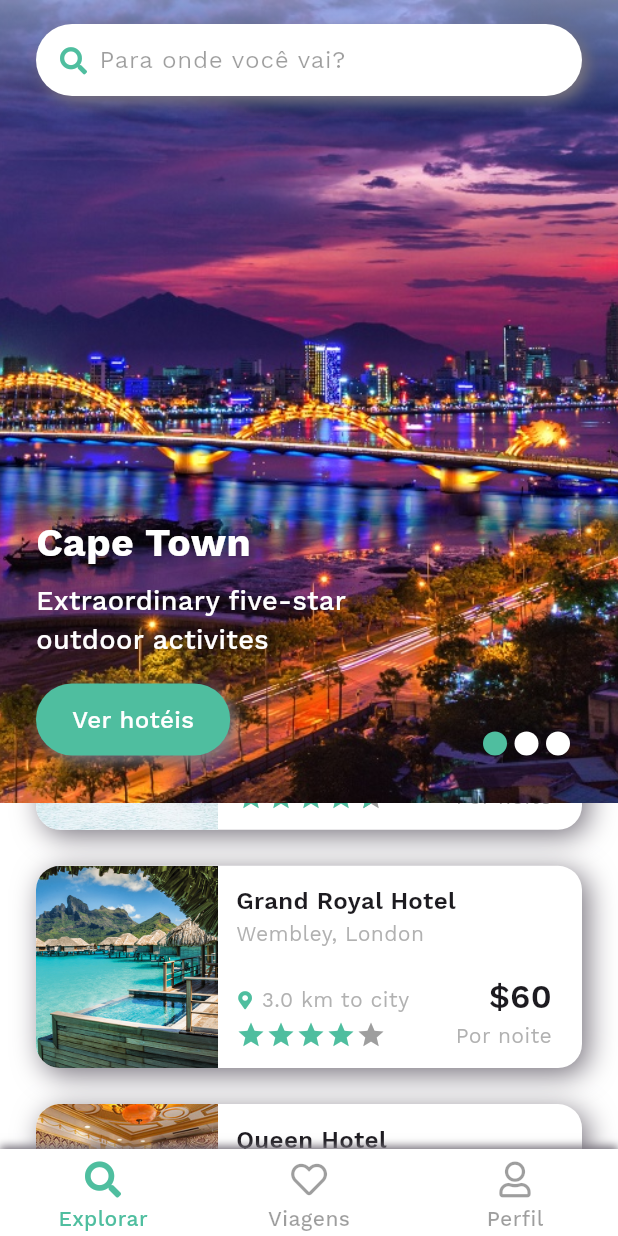
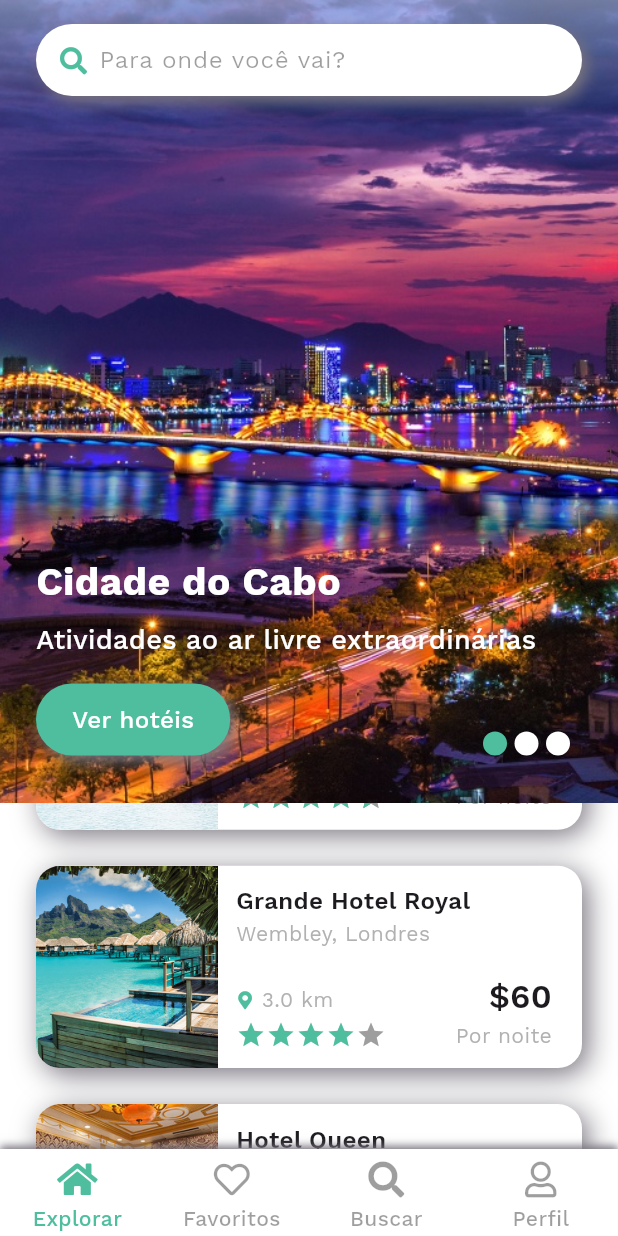
Before and after one commit to oDerikHJ/HotelPraHoje, a Flutter app: the DashboardPage screen opened by its route, scrolled down 576 dp, on a phone screen of 412 x 824 dp. Run offline on Flutter 3.47's test engine with Material 3 defaults, Android fonts, the phone set to English and light mode, and no system bars; drawn by our look-alikes of flutter_rating_bar, smooth_page_indicator; our stand-ins replace font_awesome_flutter; accounts and stored records are empty.

Commit message:
home changes

```diff
--- a/lib/modules/_common/entity/slider_entity.dart
+++ b/lib/modules/_common/entity/slider_entity.dart
@@ -7,38 +7,38 @@ class SliderData {
 
   static List<SliderData> introSliderData = [
     SliderData(
-      titleText: 'Plan your trips',
-      subText: 'book one of your unique hotel to\nescape the ordinary',
+      titleText: 'Planeje suas viagens',
+      subText: 'reserve um dos nossos hotéis exclusivos para\nfugir do comum',
       assetsImage: 'assets/images/introduction1.png',
     ),
     SliderData(
-      titleText: 'Find best deals',
+      titleText: 'Encontre as melhores ofertas',
       subText:
-          'Find deals for any season from cosy\ncountry homes to city flats',
+          'Encontre ofertas para qualquer estação, de aconchegantes\ncasas de campo a apartamentos na cidade',
       assetsImage: 'assets/images/introduction2.png',
     ),
     SliderData(
-      titleText: 'Best travelling all time',
+      titleText: 'Melhores viagens de todos os tempos',
       subText:
-          'Find deals for any season from cosy\ncountry homes to city flats',
+          'Encontre ofertas para qualquer estação, de aconchegantes\ncasas de campo a apartamentos na cidade',
       assetsImage: 'assets/images/introduction3.png',
     )
   ];
 
   static List<SliderData> exploreSliderData = [
     SliderData(
-      titleText: 'Cape Town',
-      subText: 'Extraordinary five-star\noutdoor activites',
+      titleText: 'Cidade do Cabo',
+      subText: 'Atividades ao ar livre extraordinárias',
       assetsImage: 'assets/images/explore_2.jpg',
     ),
     SliderData(
-      titleText: 'Find best deals',
-      subText: 'Extraordinary five-star\noutdoor activites',
+      titleText: 'Encontre as melhores ofertas',
+      subText: 'Atividades ao ar livre extraordinárias',
       assetsImage: 'assets/images/explore_1.jpg',
     ),
     SliderData(
-      titleText: 'Find best deals',
-      subText: 'Extraordinary five-star\noutdoor activites',
+      titleText: 'Encontre as melhores ofertas',
+      subText: 'Atividades ao ar livre extraordinárias',
       assetsImage: 'assets/images/explore_3.jpg',
     )
   ];
--- a/lib/modules/dashboard/presentation/pages/dashboard_page.dart
+++ b/lib/modules/dashboard/presentation/pages/dashboard_page.dart
@@ -1,6 +1,5 @@
 import 'package:flutter/material.dart';
 import 'package:font_awesome_flutter/font_awesome_flutter.dart';
-import 'package:motel/generated/l10n.dart';
 import 'package:motel/modules/_common/widget/selectable_title_widget.dart';
 import '../../../../app/ui/appTheme.dart';
 import '../../../explore/presentation/pages/explore_page.dart';
@@ -98,15 +97,16 @@ class _DashboardPageState extends State<DashboardPage>
           ),
         ],
       ),
+      child: SingleChildScrollView(
         child: Column(
           children: <Widget>[
             Row(
               children: <Widget>[
                 Expanded(
                   child: SelectableTitleWidget(
-                  title: S.of(context).explore,
+                    title: "Explorar",
                     showRoundedCornerRipple: false,
-                  drawable: Icon(FontAwesomeIcons.search),
+                    drawable: Icon(FontAwesomeIcons.home),
                     isSelected: tabType == BottomBarType.Explore,
                     onTap: () {
                       tabClick(BottomBarType.Explore);
@@ -115,7 +115,7 @@ class _DashboardPageState extends State<DashboardPage>
                 ),
                 Expanded(
                   child: SelectableTitleWidget(
-                  title: S.of(context).trips,
+                    title: "Favoritos",
                     showRoundedCornerRipple: false,
                     drawable: Icon(FontAwesomeIcons.heart),
                     isSelected: tabType == BottomBarType.Trips,
@@ -126,7 +126,18 @@ class _DashboardPageState extends State<DashboardPage>
                 ),
                 Expanded(
                   child: SelectableTitleWidget(
-                  title: S.of(context).profile,
+                    title: "Buscar",
+                    showRoundedCornerRipple: false,
+                    drawable: Icon(FontAwesomeIcons.search),
+                    isSelected: tabType == BottomBarType.Trips,
+                    onTap: () {
+                      tabClick(BottomBarType.Trips);
+                    },
+                  ),
+                ),
+                Expanded(
+                  child: SelectableTitleWidget(
+                    title: "Perfil",
                     showRoundedCornerRipple: false,
                     drawable: Icon(FontAwesomeIcons.user),
                     isSelected: tabType == BottomBarType.Profile,
@@ -142,6 +153,7 @@ class _DashboardPageState extends State<DashboardPage>
             )
           ],
         ),
+      ),
     );
   }
 }
--- a/lib/modules/hotel/domain/entities/hotel_entity.dart
+++ b/lib/modules/hotel/domain/entities/hotel_entity.dart
@@ -28,68 +28,68 @@ class HotelEntity {
   static List<HotelEntity> hotelList = [
     HotelEntity(
       imagePath: 'assets/images/hotel_1.jpg',
-      titleTxt: 'Grand Royal Hotel',
-      subTxt: 'Wembley, London',
+      titleTxt: 'Grande Hotel Royal',
+      subTxt: 'Wembley, Londres',
       dist: 2.0,
       reviews: 80,
       rating: 4.4,
       perNight: 180,
-      roomSizeTxt: '1 Room - 2 Adults',
+      roomSizeTxt: '1 Quarto',
       isSelected: true,
       dateTxt:
-          '${DateFormat("dd MMM").format(DateTime.now().add(Duration(days: 2)))} - ${DateFormat("dd MMM").format(DateTime.now().add(Duration(days: 8)))}',
+          '${DateFormat("dd 'de' MMM", 'pt_BR').format(DateTime.now().add(Duration(days: 2)))} - ${DateFormat("dd 'de' MMM", 'pt_BR').format(DateTime.now().add(Duration(days: 8)))}',
     ),
     HotelEntity(
       imagePath: 'assets/images/hotel_2.png',
-      titleTxt: 'Queen Hotel',
-      subTxt: 'Wembley, London',
+      titleTxt: 'Hotel Queen',
+      subTxt: 'Wembley, Londres',
       dist: 4.0,
       reviews: 74,
       rating: 4.5,
       perNight: 200,
-      roomSizeTxt: '1 Room - 3 Adults',
+      roomSizeTxt: '1 Quarto - 3 Adultos',
       isSelected: false,
       dateTxt:
-          '${DateFormat("dd MMM").format(DateTime.now().add(Duration(days: 1)))} - ${DateFormat("dd MMM").format(DateTime.now().add(Duration(days: 6)))}',
+          '${DateFormat("dd 'de' MMM", 'pt_BR').format(DateTime.now().add(Duration(days: 1)))} - ${DateFormat("dd 'de' MMM", 'pt_BR').format(DateTime.now().add(Duration(days: 6)))}',
     ),
     HotelEntity(
       imagePath: 'assets/images/hotel_3.png',
-      titleTxt: 'Grand Royal Hotel',
-      subTxt: 'Wembley, London',
+      titleTxt: 'Grande Hotel Royal',
+      subTxt: 'Wembley, Londres',
       dist: 3.0,
       reviews: 62,
       rating: 4.0,
       perNight: 60,
-      roomSizeTxt: '2 Room - 3 Adults',
+      roomSizeTxt: '2 Quartos - 3 Adultos',
       isSelected: false,
       dateTxt:
-          '${DateFormat("dd MMM").format(DateTime.now().add(Duration(days: 3)))} - ${DateFormat("dd MMM").format(DateTime.now().add(Duration(days: 4)))}',
+          '${DateFormat("dd 'de' MMM", 'pt_BR').format(DateTime.now().add(Duration(days: 3)))} - ${DateFormat("dd 'de' MMM", 'pt_BR').format(DateTime.now().add(Duration(days: 4)))}',
     ),
     HotelEntity(
       imagePath: 'assets/images/hotel_4.png',
-      titleTxt: 'Queen Hotel',
-      subTxt: 'Wembley, London',
+      titleTxt: 'Hotel Queen',
+      subTxt: 'Wembley, Londres',
       dist: 7.0,
       reviews: 90,
       rating: 4.4,
       perNight: 170,
       isSelected: false,
-      roomSizeTxt: '2R - 2A - 2C',
+      roomSizeTxt: '2 Quartos - 2 Adultos - 2 Crianças',
       dateTxt:
-          '${DateFormat("dd MMM").format(DateTime.now())} - ${DateFormat("dd MMM").format(DateTime.now().add(Duration(days: 2)))}',
+          '${DateFormat("dd 'de' MMM", 'pt_BR').format(DateTime.now())} - ${DateFormat("dd 'de' MMM", 'pt_BR').format(DateTime.now().add(Duration(days: 2)))}',
     ),
     HotelEntity(
       imagePath: 'assets/images/hotel_5.png',
-      titleTxt: 'Grand Royal Hotel',
-      subTxt: 'Wembley, London',
+      titleTxt: 'Grande Hotel Royal',
+      subTxt: 'Wembley, Londres',
       dist: 2.0,
       reviews: 240,
       rating: 4.5,
       isSelected: false,
       perNight: 200,
-      roomSizeTxt: '1 Room - 2 Children',
+      roomSizeTxt: '1 Quarto - 2 Crianças',
       dateTxt:
-          '${DateFormat("dd MMM").format(DateTime.now().add(Duration(days: 3)))} - ${DateFormat("dd MMM").format(DateTime.now().add(Duration(days: 5)))}',
+          '${DateFormat("dd 'de' MMM", 'pt_BR').format(DateTime.now().add(Duration(days: 3)))} - ${DateFormat("dd 'de' MMM", 'pt_BR').format(DateTime.now().add(Duration(days: 5)))}',
     ),
   ];
 
@@ -125,107 +125,109 @@ class HotelEntity {
       imagePath: 'assets/images/avatar1.jpg',
       titleTxt: 'Alexia Jane',
       subTxt:
-          'This is located in a great spot close to shops and bars, very quiet location',
+          'Este está localizado em um ótimo local perto de lojas e bares, local muito tranquilo',
       rating: 8.0,
-      dateTxt: 'Last update 21 May, 2019',
+      dateTxt: 'Última atualização 21 de maio de 2019',
     ),
     HotelEntity(
       imagePath: 'assets/images/avatar3.jpg',
       titleTxt: 'Jacky Depp',
       subTxt:
-          'Good staff, very comfortable bed, very quiet location, place could do with an update',
+          'Bom atendimento, cama muito confortável, local muito tranquilo, o lugar poderia ser atualizado',
       rating: 8.0,
-      dateTxt: 'Last update 21 May, 2019',
+      dateTxt: 'Última atualização 21 de maio de 2019',
     ),
     HotelEntity(
       imagePath: 'assets/images/avatar5.jpg',
       titleTxt: 'Alex Carl',
       subTxt:
-          'This is located in a great spot close to shops and bars, very quiet location',
+          'Este está localizado em um ótimo local perto de lojas e bares, local muito tranquilo',
       rating: 6.0,
-      dateTxt: 'Last update 21 May, 2019',
+      dateTxt: 'Última atualização 21 de maio de 2019',
     ),
     HotelEntity(
       imagePath: 'assets/images/avatar2.jpg',
       titleTxt: 'May June',
       subTxt:
-          'Good staff, very comfortable bed, very quiet location, place could do with an update',
+          'Bom atendimento, cama muito confortável, local muito tranquilo, o lugar poderia ser atualizado',
       rating: 9.0,
-      dateTxt: 'Last update 21 May, 2019',
+      dateTxt: 'Última atualização 21 de maio de 2019',
     ),
     HotelEntity(
       imagePath: 'assets/images/avatar4.jpg',
       titleTxt: 'Lesley Rivas',
       subTxt:
-          'This is located in a great spot close to shops and bars, very quiet location',
+          'Este está localizado em um ótimo local perto de lojas e bares, local muito tranquilo',
       rating: 8.0,
-      dateTxt: 'Last update 21 May, 2019',
+      dateTxt: 'Última atualização 21 de maio de 2019',
     ),
     HotelEntity(
       imagePath: 'assets/images/avatar6.jpg',
       titleTxt: 'Carlos Lasmar',
       subTxt:
-          'Good staff, very comfortable bed, very quiet location, place could do with an update',
+          'Bom atendimento, cama muito confortável, local muito tranquilo, o lugar poderia ser atualizado',
       rating: 7.0,
-      dateTxt: 'Last update 21 May, 2019',
+      dateTxt: 'Última atualização 21 de maio de 2019',
     ),
     HotelEntity(
       imagePath: 'assets/images/avatar7.jpg',
       titleTxt: 'Oliver Smith',
       subTxt:
-          'This is located in a great spot close to shops and bars, very quiet location',
+          'Este está localizado em um ótimo local perto de lojas e bares, local muito tranquilo',
       rating: 9.0,
-      dateTxt: 'Last update 21 May, 2019',
+      dateTxt: 'Última atualização 21 de maio de 2019',
     ),
+
   ];
 
   static List<HotelEntity> romeList = [
     HotelEntity(
       imagePath:
           'assets/images/room_1.jpg assets/images/room_2.jpg assets/images/room_3.jpg',
-      titleTxt: 'Deluxe Room',
+      titleTxt: 'Quarto Deluxe',
       perNight: 180,
-      dateTxt: 'Sleeps 3 people',
+      dateTxt: 'Acomoda 3 pessoas',
     ),
     HotelEntity(
       imagePath:
           'assets/images/room_4.jpg assets/images/room_5.jpg assets/images/room_6.jpg',
-      titleTxt: 'Premium Room',
+      titleTxt: 'Quarto Premium',
       perNight: 200,
-      dateTxt: 'Sleeps 3 people + 2 children',
+      dateTxt: 'Acomoda 3 pessoas + 2 crianças',
     ),
     HotelEntity(
       imagePath:
           'assets/images/room_7.jpg assets/images/room_8.jpg assets/images/room_9.jpg',
-      titleTxt: 'Queen Room',
+      titleTxt: 'Quarto Queen',
       perNight: 240,
-      dateTxt: 'Sleeps 4 people + 4 children',
+      dateTxt: 'Acomoda 4 pessoas + 4 crianças',
     ),
     HotelEntity(
       imagePath:
           'assets/images/room_10.jpg assets/images/room_11.jpg assets/images/room_12.jpg',
-      titleTxt: 'King Room',
+      titleTxt: 'Quarto King',
       perNight: 240,
-      dateTxt: 'Sleeps 4 people + 4 children',
+      dateTxt: 'Acomoda 4 pessoas + 4 crianças',
     ),
     HotelEntity(
       imagePath:
           'assets/images/room_11.jpg assets/images/room_1.jpg assets/images/room_2.jpg',
-      titleTxt: 'Hollywood Twin Room',
+      titleTxt: 'Quarto Hollywood Twin',
       perNight: 260,
-      dateTxt: 'Sleeps 4 people + 4 children',
+      dateTxt: 'Acomoda 4 pessoas + 4 crianças',
     ),
+
   ];
 
   static List<HotelEntity> hotelTypeList = [
     HotelEntity(
       imagePath: 'assets/images/hotel_Type_1.jpg',
-      titleTxt: 'Hotels',
+      titleTxt: 'Hotéis',
       isSelected: false,
     ),
     HotelEntity(
       imagePath: 'assets/images/hotel_Type_2.jpg',
-      titleTxt: 'Backpacker',
+      titleTxt: 'Albergue',
       isSelected: false,
     ),
     HotelEntity(
@@ -240,12 +242,12 @@ class HotelEntity {
     ),
     HotelEntity(
       imagePath: 'assets/images/hotel_Type_5.jpg',
-      titleTxt: 'Apartment',
+      titleTxt: 'Apartamento',
       isSelected: false,
     ),
     HotelEntity(
       imagePath: 'assets/images/hotel_Type_6.jpg',
-      titleTxt: 'Guest house',
+      titleTxt: 'Casa de hóspedes',
       isSelected: false,
     ),
     HotelEntity(
@@ -255,51 +257,53 @@ class HotelEntity {
     ),
     HotelEntity(
       imagePath: 'assets/images/hotel_Type_8.jpg',
-      titleTxt: 'Accommodation',
+      titleTxt: 'Acomodação',
       isSelected: false,
     ),
     HotelEntity(
       imagePath: 'assets/images/hotel_Type_9.jpg',
-      titleTxt: 'Bed & breakfast',
+      titleTxt: 'Cama e café da manhã',
       isSelected: false,
     ),
+
   ];
+
   static List<HotelEntity> lastsSearchesList = [
     HotelEntity(
       imagePath: 'assets/images/popular_4.jpg',
-      titleTxt: 'London',
-      subTxt: '1 Room - 2 Adults',
-      dateTxt: '12 - 22 Dec',
+      titleTxt: 'Londres',
+      subTxt: '1 Quarto - 2 Adultos',
+      dateTxt: '12 - 22 Dez',
     ),
     HotelEntity(
       imagePath: 'assets/images/popular_1.jpg',
       titleTxt: 'Paris',
-      subTxt: '2 Room - 4 Adults',
-      dateTxt: '12 - 24 Sep',
+      subTxt: '2 Quartos - 4 Adultos',
+      dateTxt: '12 - 24 Set',
     ),
     HotelEntity(
       imagePath: 'assets/images/city_3.jpg',
-      titleTxt: 'New York',
-      subTxt: '1 Room - 3 Adults',
-      dateTxt: '20 - 22 Sep',
+      titleTxt: 'Nova Iorque',
+      subTxt: '1 Quarto - 3 Adultos',
+      dateTxt: '20 - 22 Set',
     ),
     HotelEntity(
       imagePath: 'assets/images/city_4.jpg',
-      titleTxt: 'Tokyo',
-      subTxt: '1 Room - 2 Adults',
+      titleTxt: 'Tóquio',
+      subTxt: '1 Quarto - 2 Adultos',
       dateTxt: '12 - 22 Nov',
     ),
     HotelEntity(
       imagePath: 'assets/images/city_5.jpg',
-      titleTxt: 'Shanghai',
-      subTxt: '2 Room - 4 Adults',
-      dateTxt: '10 - 15 Dec',
+      titleTxt: 'Xangai',
+      subTxt: '2 Quartos - 4 Adultos',
+      dateTxt: '10 - 15 Dez',
     ),
     HotelEntity(
       imagePath: 'assets/images/city_6.jpg',
-      titleTxt: 'Moscow',
-      subTxt: '5 Room - 10 Adults',
-      dateTxt: '12 - 14 Dec',
+      titleTxt: 'Moscou',
+      subTxt: '5 Quartos - 10 Adultos',
+      dateTxt: '12 - 14 Dez',
     ),
   ];
 }
--- a/lib/modules/hotel/presentation/pages/hotel_details_page.dart
+++ b/lib/modules/hotel/presentation/pages/hotel_details_page.dart
@@ -28,9 +28,9 @@ class _HotelDetailsPageState extends State<HotelDetailsPage>
     with TickerProviderStateMixin {
   ScrollController scrollController = ScrollController(initialScrollOffset: 0);
   var hotelText1 =
-      "Featuring a fitness center, Grand Royale Park Hote is located in Sweden, 4.7 km frome National Museum...";
+    "Apresentando uma academia, o Grand Royale Park Hotel está localizado na Suécia, a 4,7 km do Museu Nacional...";
   var hotelText2 =
-      "Featuring a fitness center, Grand Royale Park Hote is located in Sweden, 4.7 km frome National Museum a fitness center, Grand Royale Park Hote is located in Sweden, 4.7 km frome National Museum a fitness center, Grand Royale Park Hote is located in Sweden, 4.7 km frome National Museum";
+      "Apresentando uma academia, o Grand Royale Park Hotel está localizado na Suécia, a 4,7 km do Museu Nacional uma academia, o Grand Royale Park Hotel está localizado na Suécia, a 4,7 km do Museu Nacional uma academia, o Grand Royale Park Hotel está localizado na Suécia, a 4,7 km do Museu Nacional";
   bool isFav = false;
   bool isReadLess = false;
   AnimationController? animationController;
@@ -601,7 +601,7 @@ class _HotelDetailsPageState extends State<HotelDetailsPage>
                   ),
                   Expanded(
                     child: Text(
-                      "${widget.hotelData!.dist.toStringAsFixed(1)} km to city",
+                      "${widget.hotelData!.dist.toStringAsFixed(1)} km",
                       overflow: TextOverflow.ellipsis,
                       style: TextStyle(
                         fontSize: 14,
--- a/lib/modules/hotel/presentation/pages/hotel_list_landing_page.dart
+++ b/lib/modules/hotel/presentation/pages/hotel_list_landing_page.dart
@@ -499,7 +499,7 @@ class _HotelListLandingPageState extends State<HotelListLandingPage>
                           height: 8,
                         ),
                         Text(
-                          "$room Room - $ad Adults",
+                          "$room Quarto - $ad Adultos",
                           style: TextStyle(
                             fontWeight: FontWeight.w100,
                             fontSize: 16,
@@ -637,7 +637,7 @@ class _HotelListLandingPageState extends State<HotelListLandingPage>
                   child: Padding(
                     padding: const EdgeInsets.all(8.0),
                     child: Text(
-                      "530 hotels found",
+                      "530 hoteis encontrados",
                       style: TextStyle(
                         fontWeight: FontWeight.w100,
                         fontSize: 16,
--- a/lib/modules/hotel/presentation/widget/hotel_map_view_row_widget.dart
+++ b/lib/modules/hotel/presentation/widget/hotel_map_view_row_widget.dart
@@ -89,7 +89,7 @@ class HotelMapViewRowWidget extends StatelessWidget {
                                             color: ColorHelper.primaryColor,
                                           ),
                                           Text(
-                                            " ${hotelData!.dist.toStringAsFixed(1)} km to city",
+                                            " ${hotelData!.dist.toStringAsFixed(1)} km",
                                             overflow: TextOverflow.ellipsis,
                                             style: TextStyle(
                                                 fontSize: 14,
--- a/lib/modules/hotel/presentation/widget/hotel_row_one_widget.dart
+++ b/lib/modules/hotel/presentation/widget/hotel_row_one_widget.dart
@@ -117,7 +117,7 @@ class HotelRowOneWidget extends StatelessWidget {
                                                   ),
                                                   Expanded(
                                                     child: Text(
-                                                      "${hotelData!.dist.toStringAsFixed(1)} km to city",
+                                                      "${hotelData!.dist.toStringAsFixed(1)} km",
                                                       overflow:
                                                           TextOverflow.ellipsis,
                                                       style: TextStyle(
--- a/lib/modules/hotel/presentation/widget/hotel_row_three_widget.dart
+++ b/lib/modules/hotel/presentation/widget/hotel_row_three_widget.dart
@@ -115,7 +115,7 @@ class HotelRowThreeWidget extends StatelessWidget {
                                                           .primaryColor,
                                                     ),
                                                     Text(
-                                                      " ${hotelData!.dist.toStringAsFixed(1)} km to city",
+                                                      " ${hotelData!.dist.toStringAsFixed(1)} km",
                                                       overflow:
                                                           TextOverflow.ellipsis,
                                                       style: TextStyle(
--- a/lib/modules/hotel/presentation/widget/hotel_row_two_widget.dart
+++ b/lib/modules/hotel/presentation/widget/hotel_row_two_widget.dart
@@ -141,7 +141,7 @@ class HotelRowTwoWidget extends StatelessWidget {
                   color: AppTheme.getTheme().primaryColor,
                 ),
                 Text(
-                  " ${hotelData!.dist.toStringAsFixed(1)} km to city",
+                  " ${hotelData!.dist.toStringAsFixed(1)} km",
                   overflow: TextOverflow.ellipsis,
                   style: TextStyle(
                       fontSize: 14, color: Colors.grey.withOpacity(0.8)),
--- a/lib/modules/hotel/presentation/widget/room_list_row_widget.dart
+++ b/lib/modules/hotel/presentation/widget/room_list_row_widget.dart
@@ -170,7 +170,7 @@ class _RoomListRowWidgetState extends State<RoomListRowWidget> {
                                 crossAxisAlignment: CrossAxisAlignment.center,
                                 children: <Widget>[
                                   Text(
-                                    S.of(context).moreDetails,
+                                    "Detalhes",
                                     style: TextStyle(
                                       // color: AppTheme.getTheme().backgroundColor,
                                       fontWeight: FontWeight.w600,
--- a/lib/modules/hotel/presentation/widget/room_range_selection_widget.dart
+++ b/lib/modules/hotel/presentation/widget/room_range_selection_widget.dart
@@ -94,11 +94,13 @@ class _RoomRangeSelectionWidgetState extends State<RoomRangeSelectionWidget>
                           mainAxisSize: MainAxisSize.min,
                           children: <Widget>[
                             getRowView(
-                                "Number of Rooms", "", room, PopupTextType.no),
+                                "Numero de Quartos", "", room, PopupTextType.no),
                             getRowView(
-                                "Adult", " (Aged 18+)", ad, PopupTextType.ad),
+                                "Adultos", " (Idade 18+)", ad, PopupTextType.ad),
                             getRowView(
-                                "Children", " (0-17)", ch, PopupTextType.ch),
+                                "Criancas", " (0-17)", ch, PopupTextType.ch),
+                            getRowView(
+                                "Animais", "", ch, PopupTextType.ch),
                             Padding(
                               padding: const EdgeInsets.only(
                                   left: 16, right: 16, bottom: 16, top: 24),
--- a/lib/modules/onBoadring/presentation/pages/splash_screen.dart
+++ b/lib/modules/onBoadring/presentation/pages/splash_screen.dart
@@ -2,7 +2,7 @@ import 'package:flutter/material.dart';
 import 'package:motel/generated/l10n.dart';
 //import 'introduction_screen.dart';
 import '../../../authentication/preseentation/pages/signup_page.dart';
-import '../../../explore/presentation/pages/explore_page.dart';
+import '../../../dashboard/presentation/pages/dashboard_page.dart';
 import '../../../../app/ui/appTheme.dart';
 
 class SplashPage extends StatefulWidget {
@@ -131,7 +131,7 @@ class _SplashPageState extends State<SplashPage> {
                         Navigator.push(
                           context,
                           MaterialPageRoute(
-                              builder: (context) => ExplorePage()),
+                              builder: (context) => DashboardPage()),
                         );
                       },
                       child: Center(
```
Also changed, not shown: Screenshot_20231122_155521.png (deleted), 1 other file. Lines whose indentation alone changed are shown as unchanged.
